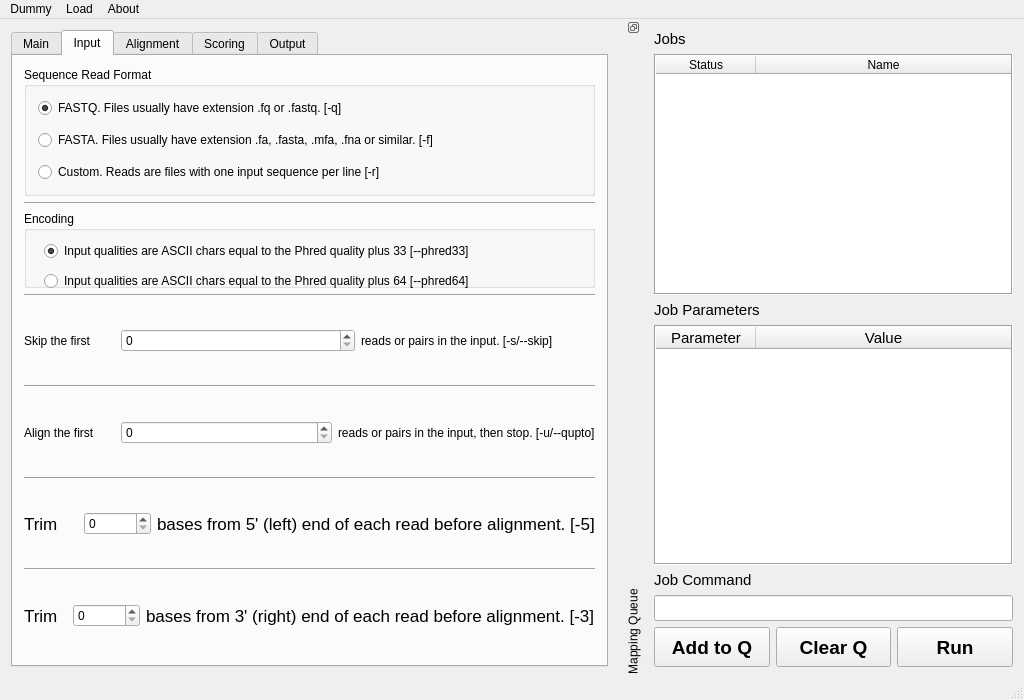
Qt form mainwindow.ui (emptyewer/MAPster) before a commit.
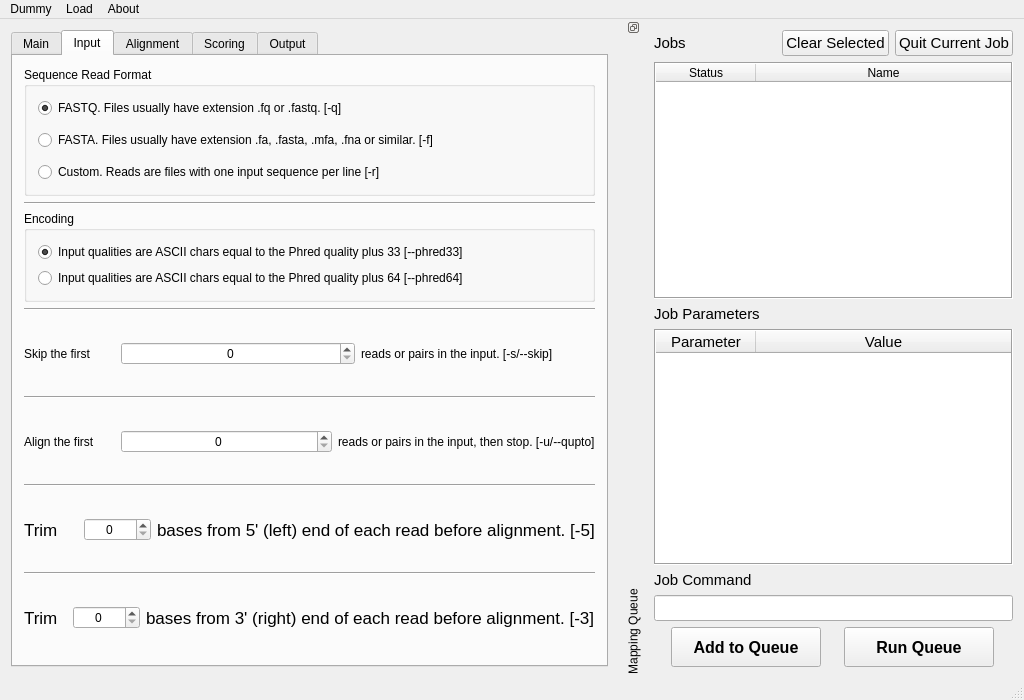
The same form after that commit. The open tabs and pages were chosen to show the change. Custom widgets are drawn as their Qt base class.

```diff
--- a/mainwindow.ui
+++ b/mainwindow.ui
@@ -481,7 +481,7 @@
        <attribute name="title">
         <string>Input</string>
        </attribute>
-       <layout class="QVBoxLayout" name="verticalLayout_5">
+       <layout class="QVBoxLayout" name="verticalLayout_8">
         <item>
          <widget class="QGroupBox" name="reads_format">
           <property name="title">
@@ -536,41 +536,41 @@
           <property name="title">
            <string>Encoding</string>
           </property>
-          <property name="flat">
-           <bool>false</bool>
-          </property>
-          <widget class="QRadioButton" name="phread33">
-           <property name="geometry">
-            <rect>
-             <x>20</x>
-             <y>30</y>
-             <width>501</width>
-             <height>20</height>
-            </rect>
-           </property>
-           <property name="text">
-            <string>Input qualities are ASCII chars equal to the Phred quality plus 33 [--phred33]</string>
-           </property>
-           <property name="checked">
-            <bool>true</bool>
-           </property>
-          </widget>
-          <widget class="QRadioButton" name="phread64">
-           <property name="geometry">
-            <rect>
-             <x>20</x>
-             <y>60</y>
-             <width>501</width>
-             <height>20</height>
-            </rect>
-           </property>
-           <property name="text">
-            <string>Input qualities are ASCII chars equal to the Phred quality plus 64 [--phred64]</string>
-           </property>
-           <property name="checked">
-            <bool>false</bool>
-           </property>
-          </widget>
+          <layout class="QVBoxLayout" name="verticalLayout_5">
+           <item>
+            <widget class="QRadioButton" name="phread33">
+             <property name="text">
+              <string>Input qualities are ASCII chars equal to the Phred quality plus 33 [--phred33]</string>
+             </property>
+             <property name="checked">
+              <bool>true</bool>
+             </property>
+            </widget>
+           </item>
+           <item>
+            <spacer name="verticalSpacer">
+             <property name="orientation">
+              <enum>Qt::Vertical</enum>
+             </property>
+             <property name="sizeType">
+              <enum>QSizePolicy::Fixed</enum>
+             </property>
+             <property name="sizeHint" stdset="0">
+              <size>
+               <width>20</width>
+               <height>0</height>
+              </size>
+             </property>
+            </spacer>
+           </item>
+           <item>
+            <widget class="QRadioButton" name="phread64">
+             <property name="text">
+              <string>Input qualities are ASCII chars equal to the Phred quality plus 64 [--phred64]</string>
+             </property>
+            </widget>
+           </item>
+          </layout>
          </widget>
         </item>
         <item>
@@ -603,6 +603,9 @@
           </item>
           <item>
            <widget class="QSpinBox" name="skip_first">
+            <property name="alignment">
+             <set>Qt::AlignCenter</set>
+            </property>
             <property name="maximum">
              <number>999999999</number>
             </property>
@@ -650,6 +653,9 @@
           </item>
           <item>
            <widget class="QSpinBox" name="align_first">
+            <property name="alignment">
+             <set>Qt::AlignCenter</set>
+            </property>
             <property name="maximum">
              <number>999999999</number>
             </property>
@@ -702,6 +708,9 @@
           </item>
           <item>
            <widget class="QSpinBox" name="trim5">
+            <property name="alignment">
+             <set>Qt::AlignCenter</set>
+            </property>
             <property name="maximum">
              <number>999999999</number>
             </property>
@@ -759,6 +768,9 @@
           </item>
           <item>
            <widget class="QSpinBox" name="trim3">
+            <property name="alignment">
+             <set>Qt::AlignCenter</set>
+            </property>
             <property name="maximum">
              <number>999999999</number>
             </property>
@@ -1470,7 +1482,7 @@
    <property name="minimumSize">
     <size>
      <width>400</width>
-     <height>346</height>
+     <height>377</height>
     </size>
    </property>
    <property name="maximumSize">
@@ -1494,16 +1506,68 @@
    <widget class="QWidget" name="dockWidgetContents">
     <layout class="QVBoxLayout" name="verticalLayout_2">
      <item>
-      <widget class="QLabel" name="label_12">
-       <property name="font">
-        <font>
-         <pointsize>11</pointsize>
-        </font>
-       </property>
-       <property name="text">
-        <string>Jobs</string>
-       </property>
-      </widget>
+      <layout class="QHBoxLayout" name="horizontalLayout_17">
+       <item>
+        <widget class="QLabel" name="label_12">
+         <property name="font">
+          <font>
+           <pointsize>11</pointsize>
+          </font>
+         </property>
+         <property name="text">
+          <string>Jobs</string>
+         </property>
+        </widget>
+       </item>
+       <item>
+        <spacer name="horizontalSpacer">
+         <property name="orientation">
+          <enum>Qt::Horizontal</enum>
+         </property>
+         <property name="sizeHint" stdset="0">
+          <size>
+           <width>40</width>
+           <height>20</height>
+          </size>
+         </property>
+        </spacer>
+       </item>
+       <item>
+        <widget class="QPushButton" name="clear_queue_button">
+         <property name="font">
+          <font>
+           <pointsize>11</pointsize>
+           <weight>50</weight>
+           <bold>false</bold>
+          </font>
+         </property>
+         <property name="text">
+          <string>Clear Selected</string>
+         </property>
+         <property name="flat">
+          <bool>false</bool>
+         </property>
+        </widget>
+       </item>
+       <item>
+        <widget class="QPushButton" name="quit_current_job_button">
+         <property name="font">
+          <font>
+           <pointsize>11</pointsize>
+          </font>
+         </property>
+         <property name="text">
+          <string>Quit Current Job</string>
+         </property>
+         <property name="iconSize">
+          <size>
+           <width>20</width>
+           <height>20</height>
+          </size>
+         </property>
+        </widget>
+       </item>
+      </layout>
      </item>
      <item>
       <widget class="QTableWidget" name="jobs_table">
@@ -1658,42 +1722,13 @@
          </property>
          <property name="font">
           <font>
-           <pointsize>14</pointsize>
+           <pointsize>12</pointsize>
            <weight>75</weight>
            <bold>true</bold>
           </font>
          </property>
          <property name="text">
-          <string>Add to Q</string>
-         </property>
-         <property name="flat">
-          <bool>false</bool>
-         </property>
-        </widget>
-       </item>
-       <item>
-        <widget class="QPushButton" name="clear_queue_button">
-         <property name="minimumSize">
-          <size>
-           <width>0</width>
-           <height>40</height>
-          </size>
-         </property>
-         <property name="maximumSize">
-          <size>
-           <width>150</width>
-           <height>40</height>
-          </size>
-         </property>
-         <property name="font">
-          <font>
-           <pointsize>14</pointsize>
-           <weight>75</weight>
-           <bold>true</bold>
-          </font>
-         </property>
-         <property name="text">
-          <string>Clear Q</string>
+          <string>Add to Queue</string>
          </property>
          <property name="flat">
           <bool>false</bool>
@@ -1716,13 +1751,13 @@
          </property>
          <property name="font">
           <font>
-           <pointsize>14</pointsize>
+           <pointsize>12</pointsize>
            <weight>75</weight>
            <bold>true</bold>
           </font>
          </property>
          <property name="text">
-          <string>Run</string>
+          <string>Run Queue</string>
          </property>
         </widget>
        </item>
```
Left out of the diff: 118 changed lines with no effect on the pictures.
